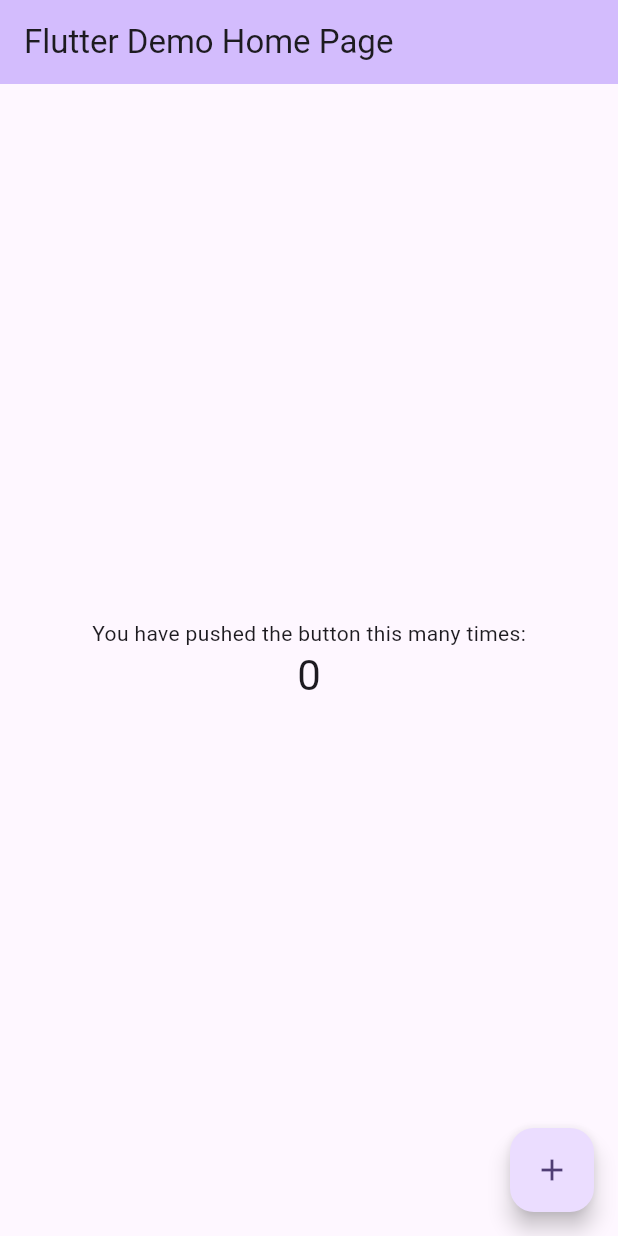
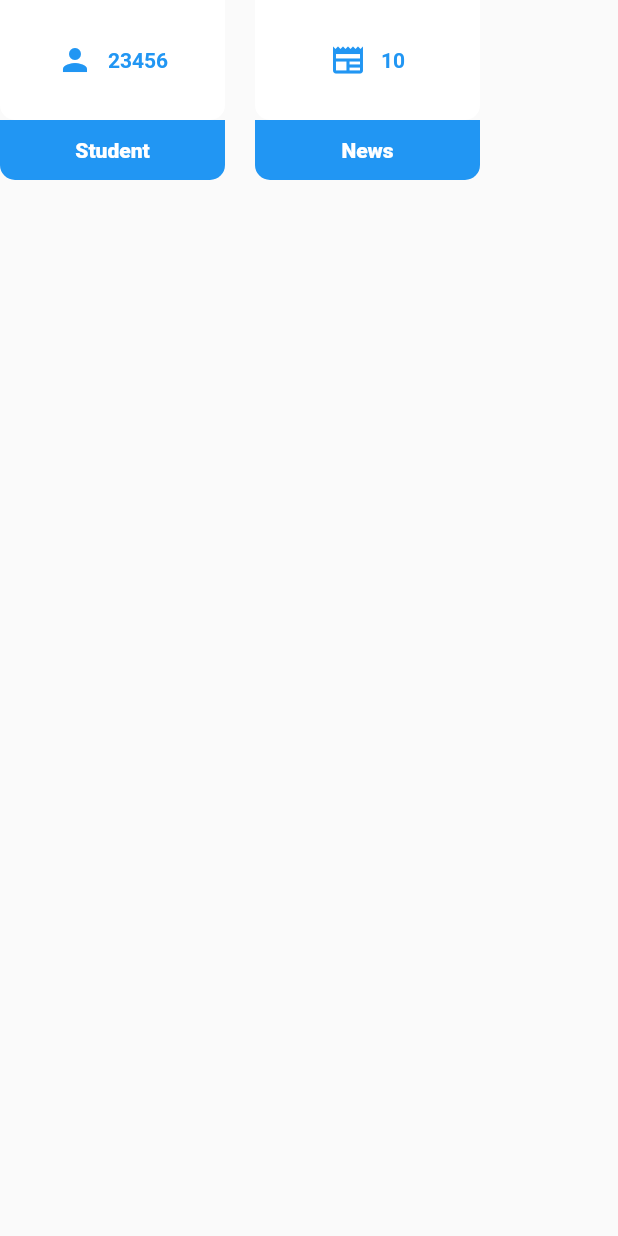
Before and after one commit to HashimN225/demo, a Flutter app: the screen it shows after launch, on a phone screen of 412 x 824 dp. Run offline on Flutter 3.47's test engine with Material 3 defaults, Android fonts, the phone set to English and light mode, and no system bars.

Commit message:
new file added

```diff
--- a/lib/main.dart
+++ b/lib/main.dart
@@ -1,125 +1,85 @@
+
+import 'package:demoproject/newpage2.dart';
+import 'package:demoproject/newpage3.dart';
 import 'package:flutter/material.dart';
+import 'package:flutter/widgets.dart';
 
 void main() {
   runApp(const MyApp());
 }
-
 class MyApp extends StatelessWidget {
   const MyApp({super.key});
-
   // This widget is the root of your application.
   @override
   Widget build(BuildContext context) {
     return MaterialApp(
+      debugShowCheckedModeBanner: false,
       title: 'Flutter Demo',
       theme: ThemeData(
-        // This is the theme of your application.
-        //
-        // TRY THIS: Try running your application with "flutter run". You'll see
-        // the application has a purple toolbar. Then, without quitting the app,
-        // try changing the seedColor in the colorScheme below to Colors.green
-        // and then invoke "hot reload" (save your changes or press the "hot
-        // reload" button in a Flutter-supported IDE, or press "r" if you used
-        // the command line to start the app).
-        //
-        // Notice that the counter didn't reset back to zero; the application
-        // state is not lost during the reload. To reset the state, use hot
-        // restart instead.
-        //
-        // This works for code too, not just values: Most code changes can be
-        // tested with just a hot reload.
         colorScheme: ColorScheme.fromSeed(seedColor: Colors.deepPurple),
-        useMaterial3: true,
+        useMaterial3: false,
       ),
-      home: const MyHomePage(title: 'Flutter Demo Home Page'),
+      home: const Name()
     );
   }
 }
 
-class MyHomePage extends StatefulWidget {
-  const MyHomePage({super.key, required this.title});
-
-  // This widget is the home page of your application. It is stateful, meaning
-  // that it has a State object (defined below) that contains fields that affect
-  // how it looks.
-
-  // This class is the configuration for the state. It holds the values (in this
-  // case the title) provided by the parent (in this case the App widget) and
-  // used by the build method of the State. Fields in a Widget subclass are
-  // always marked "final".
-
-  final String title;
+class MyWidget extends StatefulWidget {
+  const MyWidget({super.key});
 
   @override
-  State<MyHomePage> createState() => _MyHomePageState();
+  State<MyWidget> createState() => _MyWidgetState();
 }
 
-class _MyHomePageState extends State<MyHomePage> {
-  int _counter = 0;
-
-  void _incrementCounter() {
-    setState(() {
-      // This call to setState tells the Flutter framework that something has
-      // changed in this State, which causes it to rerun the build method below
-      // so that the display can reflect the updated values. If we changed
-      // _counter without calling setState(), then the build method would not be
-      // called again, and so nothing would appear to happen.
-      _counter++;
-    });
-  }
-
+class _MyWidgetState extends State<MyWidget> {
   @override
   Widget build(BuildContext context) {
-    // This method is rerun every time setState is called, for instance as done
-    // by the _incrementCounter method above.
-    //
-    // The Flutter framework has been optimized to make rerunning build methods
-    // fast, so that you can just rebuild anything that needs updating rather
-    // than having to individually change instances of widgets.
-    return Scaffold(
-      appBar: AppBar(
-        // TRY THIS: Try changing the color here to a specific color (to
-        // Colors.amber, perhaps?) and trigger a hot reload to see the AppBar
-        // change color while the other colors stay the same.
-        backgroundColor: Theme.of(context).colorScheme.inversePrimary,
-        // Here we take the value from the MyHomePage object that was created by
-        // the App.build method, and use it to set our appbar title.
-        title: Text(widget.title),
-      ),
-      body: Center(
-        // Center is a layout widget. It takes a single child and positions it
-        // in the middle of the parent.
-        child: Column(
-          // Column is also a layout widget. It takes a list of children and
-          // arranges them vertically. By default, it sizes itself to fit its
-          // children horizontally, and tries to be as tall as its parent.
-          //
-          // Column has various properties to control how it sizes itself and
-          // how it positions its children. Here we use mainAxisAlignment to
-          // center the children vertically; the main axis here is the vertical
-          // axis because Columns are vertical (the cross axis would be
-          // horizontal).
-          //
-          // TRY THIS: Invoke "debug painting" (choose the "Toggle Debug Paint"
-          // action in the IDE, or press "p" in the console), to see the
-          // wireframe for each widget.
-          mainAxisAlignment: MainAxisAlignment.center,
-          children: <Widget>[
-            const Text(
-              'You have pushed the button this many times:',
-            ),
-            Text(
-              '$_counter',
-              style: Theme.of(context).textTheme.headlineMedium,
-            ),
-          ],
-        ),
-      ),
-      floatingActionButton: FloatingActionButton(
-        onPressed: _incrementCounter,
-        tooltip: 'Increment',
-        child: const Icon(Icons.add),
-      ), // This trailing comma makes auto-formatting nicer for build methods.
-    );
+    return Scaffold(appBar: AppBar(toolbarHeight: 80,backgroundColor: Colors.blue,leading: Icon(Icons.menu,color: Colors.white,),
+    title: Text("App Bar example",style: TextStyle (color:Colors.white,fontWeight: FontWeight.w800,fontStyle: FontStyle.normal),),
+   actions: [
+    Icon(Icons.delete,color: Colors.white,),
+    SizedBox(width: 30,),
+    Icon(Icons.share,color: Colors.white,),
+    SizedBox(width: 30,),
+    Icon(Icons.notification_add,color: Colors.white,),
+    SizedBox(width: 30,)
+   ],),
+ body: Column(
+  mainAxisAlignment: MainAxisAlignment.spaceAround,
+  children: [
+   Row(
+    children: [
+      Icon(Icons.person_add),SizedBox(width: 20,),Text("Add member",style:TextStyle(fontWeight: FontWeight.w600),),
+      ],),
+   Row(children: [
+    Icon(Icons.camera),SizedBox(width:20,),Text("Camera",style: TextStyle(fontWeight: FontWeight.w600),),
+   ],),
+   Row(children: [
+    Icon(Icons.edit),SizedBox(width:20,),Text("Edit",style: TextStyle(fontWeight: FontWeight.w600),),
+   ],),
+   Row(children: [
+    Icon(Icons.favorite),SizedBox(width:20,),Text("Like",style: TextStyle(fontWeight: FontWeight.w600),),
+   ],),
+   Row(children: [
+    Icon(Icons.add),SizedBox(width:20,),Text("Add",style: TextStyle(fontWeight:FontWeight.w600 ),),
+   ],),
+   Row(children: [
+     Icon(Icons.alarm),SizedBox(width:20,),Text("alarm",style: TextStyle(fontWeight: FontWeight.w600),),
+   ],),
+   Row(children: [
+    Icon(Icons.save),SizedBox(width:20,),Text("Save",style: TextStyle(fontWeight: FontWeight.w600),),
+   ],),
+  Row(children: [
+    Icon(Icons.call),SizedBox(width:20,),Text("call",style: TextStyle(fontWeight: FontWeight.w600),),
+  ],),
+  Row(children: [
+    Icon(Icons.map),SizedBox(width:20,),Text("Map",style: TextStyle(fontWeight: FontWeight.w600),),
+  ],),
+  Row(children: [
+    Icon(Icons.settings),SizedBox(width:20,),Text("Settings",style: TextStyle(fontWeight: FontWeight.w600),),
+  ],),
+  ], ),
+  );
+
   }
 }
--- /dev/null
+++ b/lib/newpage3.dart
@@ -0,0 +1,56 @@
+import 'package:flutter/material.dart';
+
+class Name extends StatefulWidget {
+  const Name({super.key});
+
+  @override
+  State<Name> createState() => _NameState();
+}
+
+class _NameState extends State<Name> {
+  @override
+  Widget build(BuildContext context) {
+    return Scaffold(
+      body: Row(
+        children: [
+           Column(
+            children: [
+              Container(height: 80,width: 150,decoration:BoxDecoration(color: Colors.white,borderRadius: BorderRadius.only(bottomLeft: Radius.circular(10),bottomRight: Radius.circular(10),)),
+              child: Row(
+                mainAxisAlignment: MainAxisAlignment.center,
+                children: [
+                  Icon(Icons.person,color: Colors.blue,),
+                  SizedBox(width: 10,),
+                  Text("23456",style: TextStyle(fontWeight: FontWeight.w700,color: Colors.blue,),)
+
+                ],
+              )
+               ,),
+               Container(height: 40,width: 150,decoration: BoxDecoration(color: Colors.blue,borderRadius: BorderRadius.only(bottomLeft: Radius.circular(10),bottomRight: Radius.circular(10))),
+               child:Center(child: Text("Student",style: TextStyle(fontWeight:FontWeight.w800,color: Colors.white),))
+                ,),
+
+         ], ),
+         SizedBox(width: 20,),
+         Column(
+          children: [
+            Container(height: 80,width: 150,decoration: BoxDecoration(color: Colors.white,borderRadius: BorderRadius.only(bottomLeft: Radius.circular(10),bottomRight: Radius.circular(10),)),
+            child: Row(
+              mainAxisAlignment: MainAxisAlignment.center,
+              children: [
+                Icon(Icons.newspaper,color: Colors.blue,),
+                SizedBox(width: 10,),
+                Text("10",style: TextStyle(fontWeight: FontWeight.w700,color: Colors.blue),)
+              ],
+            ),
+            ),
+            Container(height: 40,width: 150,decoration: BoxDecoration(color: Colors.blue,borderRadius: BorderRadius.only(bottomLeft: Radius.circular(10),bottomRight: Radius.circular(10))),
+            child: Center(child: Text("News",style: TextStyle(fontWeight: FontWeight.w800,color: Colors.white,),)),)
+          ],
+         ),
+        ],
+      ),
+
+    );
+  }
+}
```
Also changed, not shown: lib/newpage.dart (added, +77 -0 lines), lib/newpage2.dart (added, +63 -0 lines), 1 other file.
